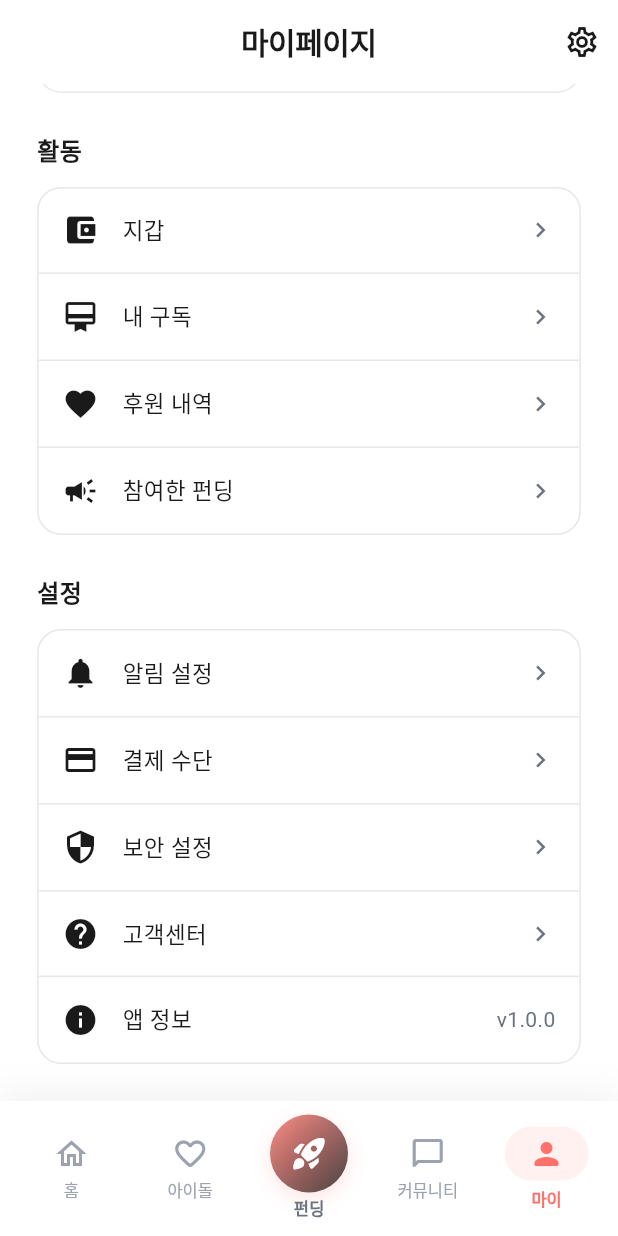
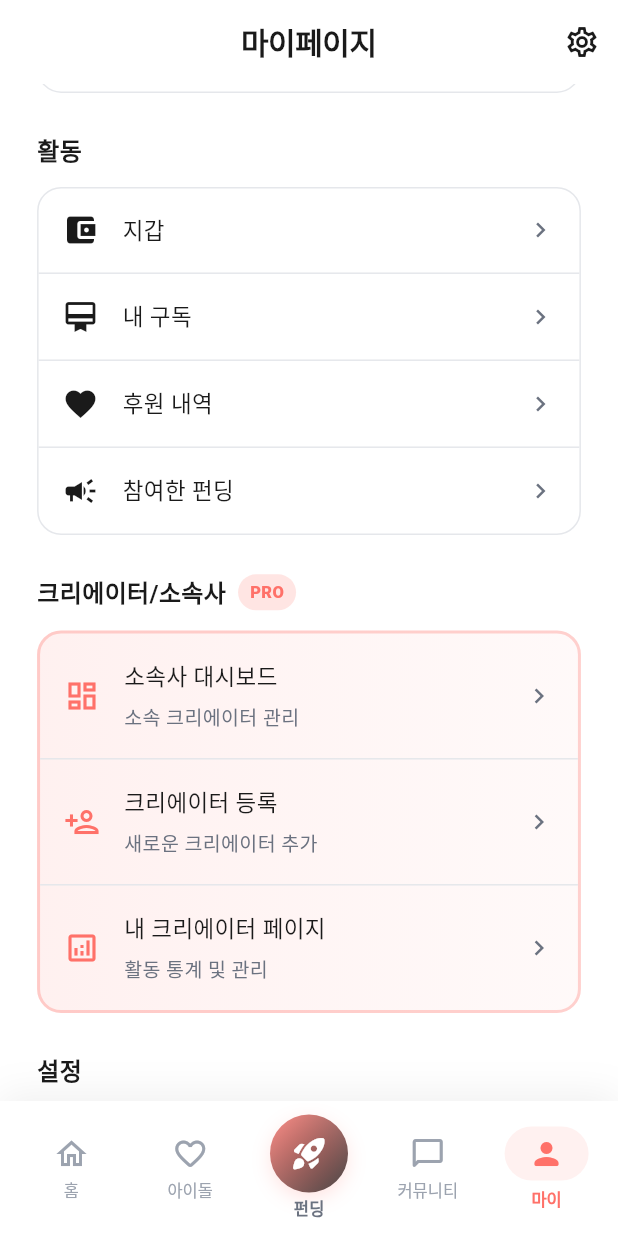
Before and after one commit to teo53/fansupport, a Flutter app: the ProfileScreen screen opened by its route, scrolled down 416 dp, on a phone screen of 412 x 824 dp. Run offline on Flutter 3.47's test engine with Material 3 defaults, Android fonts, the phone set to English and light mode, and no system bars; our stand-ins replace cached_network_image, dio, equatable, flutter_riverpod, flutter_secure_storage, flutter_svg and 2 more; accounts and stored records are empty; Roboto replaces fonts that are missing (Pretendard).

Commit message:
feat: 프로필 화면에 크리에이터/소속사 관리 메뉴 추가
- 소속사 대시보드 접근 링크 추가
- 크리에이터 등록 기능 접근 링크 추가
- 내 크리에이터 페이지 링크 추가
- 메뉴 아이템에 subtitle 및 iconColor 파라미터 지원 추가
- PRO 배지로 프리미엄 기능 강조
- 그라데이션 배경으로 시각적 구분

```diff
--- a/mobile/lib/features/profile/screens/profile_screen.dart
+++ b/mobile/lib/features/profile/screens/profile_screen.dart
@@ -217,6 +217,93 @@ class ProfileScreen extends ConsumerWidget {
             ),
             SizedBox(height: Responsive.wp(6)),
 
+            // Menu List - Creator/Agency Management
+            Padding(
+              padding: EdgeInsets.symmetric(horizontal: Responsive.wp(6)),
+              child: Column(
+                crossAxisAlignment: CrossAxisAlignment.start,
+                children: [
+                  Row(
+                    children: [
+                      Text(
+                        '크리에이터/소속사',
+                        style: TextStyle(
+                          fontSize: 16,
+                          fontWeight: FontWeight.w700,
+                          color: AppColors.textPrimary,
+                        ),
+                      ),
+                      const SizedBox(width: 8),
+                      Container(
+                        padding: const EdgeInsets.symmetric(horizontal: 8, vertical: 3),
+                        decoration: BoxDecoration(
+                          color: AppColors.primarySoft,
+                          borderRadius: BorderRadius.circular(12),
+                        ),
+                        child: Text(
+                          'PRO',
+                          style: TextStyle(
+                            fontSize: 11,
+                            fontWeight: FontWeight.w800,
+                            color: AppColors.primary,
+                          ),
+                        ),
+                      ),
+                    ],
+                  ),
+                  const SizedBox(height: 12),
+                  Container(
+                    decoration: BoxDecoration(
+                      gradient: LinearGradient(
+                        colors: [
+                          AppColors.primary.withOpacity(0.1),
+                          AppColors.primaryLight.withOpacity(0.05),
+                        ],
+                      ),
+                      borderRadius: BorderRadius.circular(16),
+                      border: Border.all(color: AppColors.primary.withOpacity(0.3), width: 2),
+                    ),
+                    child: Column(
+                      children: [
+                        _buildMenuItem(
+                          context,
+                          icon: Icons.dashboard_outlined,
+                          title: '소속사 대시보드',
+                          subtitle: '소속 크리에이터 관리',
+                          onTap: () => context.go('/agency'),
+                          iconColor: AppColors.primary,
+                        ),
+                        Divider(height: 1, color: AppColors.border),
+                        _buildMenuItem(
+                          context,
+                          icon: Icons.person_add_outlined,
+                          title: '크리에이터 등록',
+                          subtitle: '새로운 크리에이터 추가',
+                          onTap: () => context.go('/crm/register-idol'),
+                          iconColor: AppColors.primary,
+                        ),
+                        Divider(height: 1, color: AppColors.border),
+                        _buildMenuItem(
+                          context,
+                          icon: Icons.analytics_outlined,
+                          title: '내 크리에이터 페이지',
+                          subtitle: '활동 통계 및 관리',
+                          onTap: () {
+                            // TODO: Navigate to idol dashboard with current user's idol profile
+                            ScaffoldMessenger.of(context).showSnackBar(
+                              const SnackBar(content: Text('크리에이터 프로필이 필요합니다')),
+                            );
+                          },
+                          iconColor: AppColors.primary,
+                        ),
+                      ],
+                    ),
+                  ),
+                ],
+              ),
+            ),
+            SizedBox(height: Responsive.wp(6)),
+
             // Menu List - Settings
             Padding(
               padding: EdgeInsets.symmetric(horizontal: Responsive.wp(6)),
@@ -341,8 +428,10 @@ class ProfileScreen extends ConsumerWidget {
     BuildContext context, {
     required IconData icon,
     required String title,
+    String? subtitle,
     Widget? trailing,
     Color? color,
+    Color? iconColor,
     required VoidCallback onTap,
   }) {
     return InkWell(
@@ -351,16 +440,31 @@ class ProfileScreen extends ConsumerWidget {
         padding: const EdgeInsets.all(16),
         child: Row(
           children: [
-            Icon(icon, color: color ?? AppColors.textPrimary, size: 24),
+            Icon(icon, color: iconColor ?? color ?? AppColors.textPrimary, size: 24),
             const SizedBox(width: 16),
             Expanded(
-              child: Text(
+              child: Column(
+                crossAxisAlignment: CrossAxisAlignment.start,
+                children: [
+                  Text(
                     title,
                     style: TextStyle(
                       color: color ?? AppColors.textPrimary,
                       fontWeight: FontWeight.w500,
                       fontSize: 15,
                     ),
+                  ),
+                  if (subtitle != null) ...[
+                    const SizedBox(height: 4),
+                    Text(
+                      subtitle,
+                      style: TextStyle(
+                        color: AppColors.textSecondary,
+                        fontSize: 13,
+                      ),
+                    ),
+                  ],
+                ],
               ),
             ),
             trailing ??
```
Lines whose indentation alone changed are shown as unchanged.
